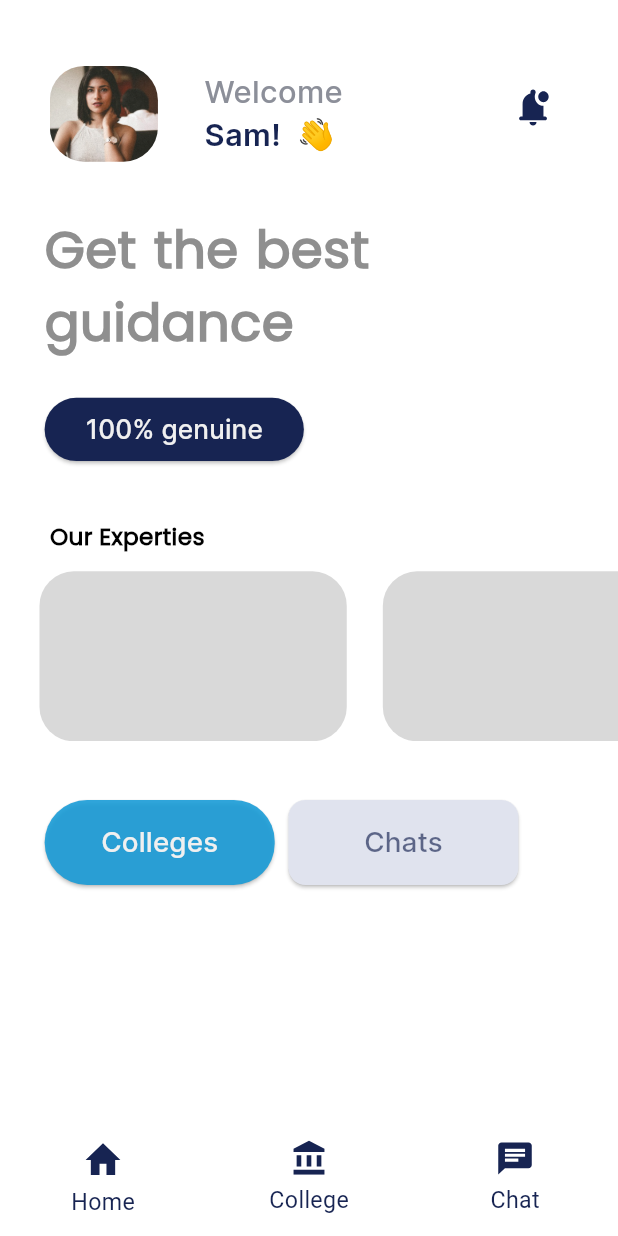
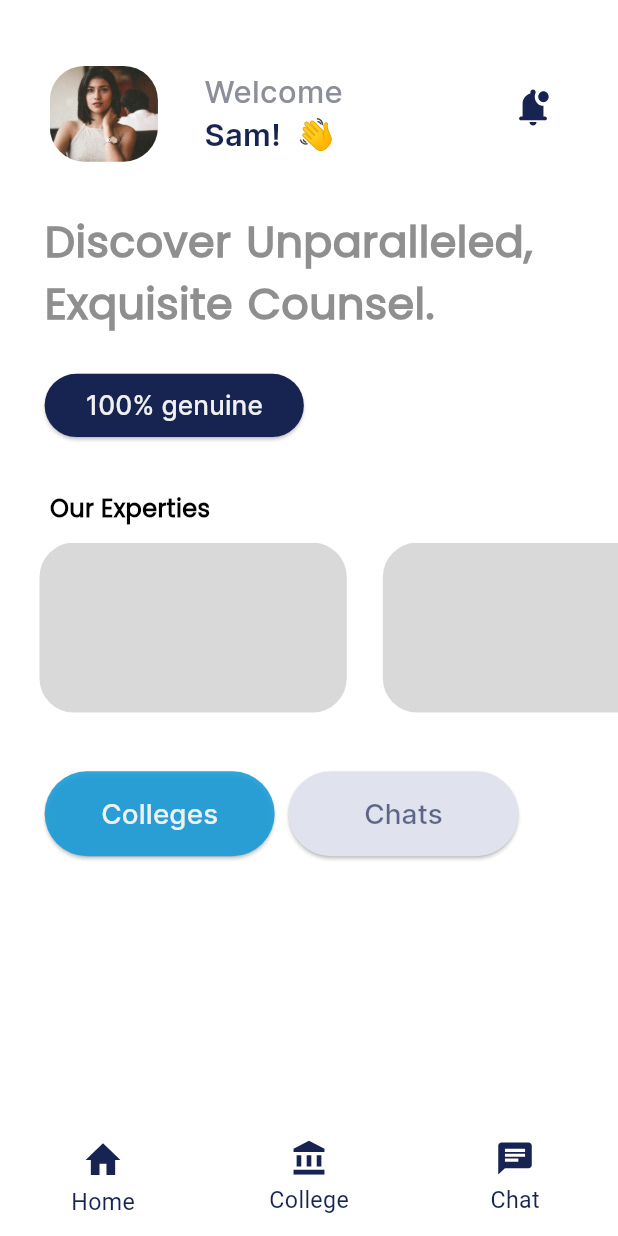
Before and after one commit to sandeshshinde30/EduConsult, a Flutter app: the screen it shows after launch, on a phone screen of 412 x 824 dp. Run offline on Flutter 3.47's test engine with Material 3 defaults, Android fonts, the light colour scheme and no system bars; our stand-ins replace cached_network_image, flutter_svg.

Commit message:
hom page - main text, slider row, and button style modified

```diff
--- a/EduConsult/lib/presentation/home_screen_consultee_screen/home_screen_consultee_screen.dart
+++ b/EduConsult/lib/presentation/home_screen_consultee_screen/home_screen_consultee_screen.dart
@@ -25,15 +25,15 @@ class HomeScreenConsulteeScreen extends StatelessWidget {
               _buildTwentySix(context),
               SizedBox(height: 30.v),
               Container(
-                width: 238.h,
+                width: 350.h,
                 margin: EdgeInsets.only(left: 26.h),
                 child: Text(
-                  "Get the best \nguidance",
+                  "Discover Unparalleled, \nExquisite Counsel.",
                   maxLines: 2,
                   overflow: TextOverflow.ellipsis,
                   style: TextStyle(
                     color: Color.fromRGBO(143, 143, 143, 1.0),
-                    fontSize: 30.h,
+                    fontSize: 25.h,
                     fontWeight: FontWeight.bold,
                     wordSpacing: 2,
                   ),
@@ -48,13 +48,16 @@ class HomeScreenConsulteeScreen extends StatelessWidget {
                 buttonStyle: CustomButtonStyles.fillBlueGray,
                 buttonTextStyle: CustomTextStyles.titleMediumInterGray200,
               ),
-              SizedBox(height: 39.v),
+              SizedBox(height: 35.v),
               Padding(
                 padding: EdgeInsets.only(left: 29.h),
-                child: Text(
+                child: const Text(
                   "Our Experties",
                   style: TextStyle(
-                      color: Colors.black, fontWeight: FontWeight.bold),
+                    fontSize: 16,
+                    color: Colors.black,
+                    fontWeight: FontWeight.bold,
+                  ),
                 ),
               ),
               SizedBox(height: 11.v),
@@ -182,6 +185,17 @@ class HomeScreenConsulteeScreen extends StatelessWidget {
                   ),
                 ),
               ),
+              Container(
+                height: 110.v,
+                width: 179.h,
+                margin: EdgeInsets.only(left: 21.h),
+                decoration: BoxDecoration(
+                  color: appTheme.blueGray100,
+                  borderRadius: BorderRadius.circular(
+                    20.h,
+                  ),
+                ),
+              ),
             ],
           ),
         ),
--- a/EduConsult/lib/theme/custom_button_style.dart
+++ b/EduConsult/lib/theme/custom_button_style.dart
@@ -7,7 +7,20 @@ class CustomButtonStyles {
   static ButtonStyle get fillOnPrimaryContainer => ElevatedButton.styleFrom(
         backgroundColor: theme.colorScheme.onPrimaryContainer,
         shape: RoundedRectangleBorder(
-          borderRadius: BorderRadius.circular(10.h),
+          borderRadius: BorderRadius.only(
+            topLeft: Radius.circular(
+              26.h,
+            ),
+            topRight: Radius.circular(
+              26.h,
+            ),
+            bottomLeft: Radius.circular(
+              26.h,
+            ),
+            bottomRight: Radius.circular(
+              26.h,
+            ),
+          ),
         ),
       );
   static ButtonStyle get fillPrimary => ElevatedButton.styleFrom(
@@ -37,16 +50,15 @@ class CustomButtonStyles {
               26.h,
             ),
             topRight: Radius.circular(
-          25.h,
+              26.h,
             ),
             bottomLeft: Radius.circular(
               26.h,
             ),
             bottomRight: Radius.circular(
-          25.h,
+              26.h,
             ),
           ),
         ),
       );
-
 }
```
Lines whose indentation alone changed are shown as unchanged.
